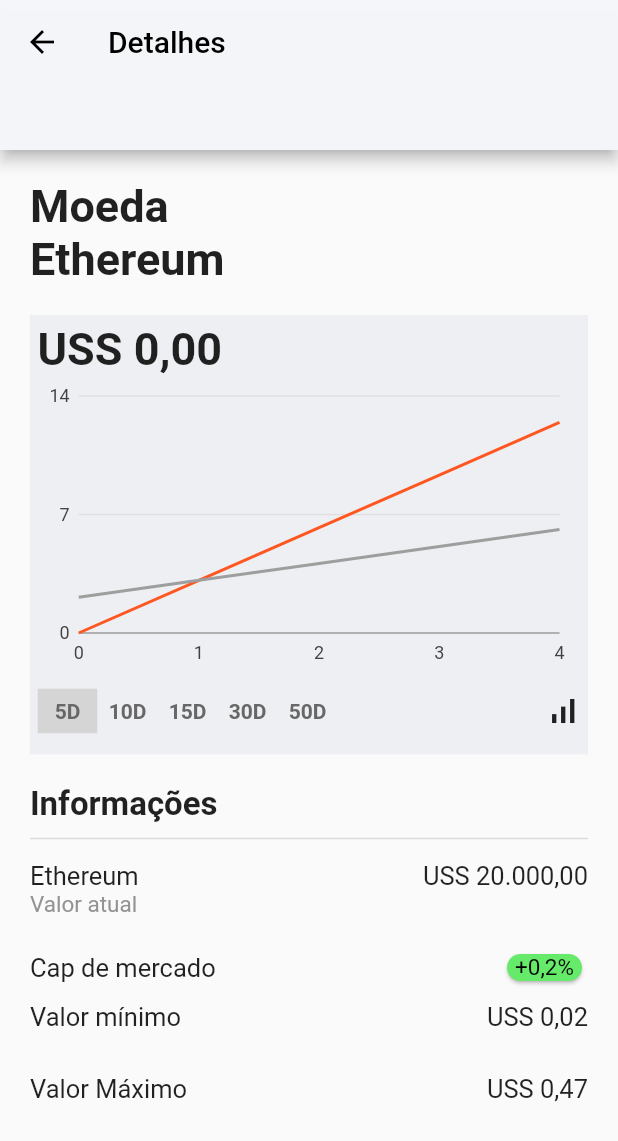
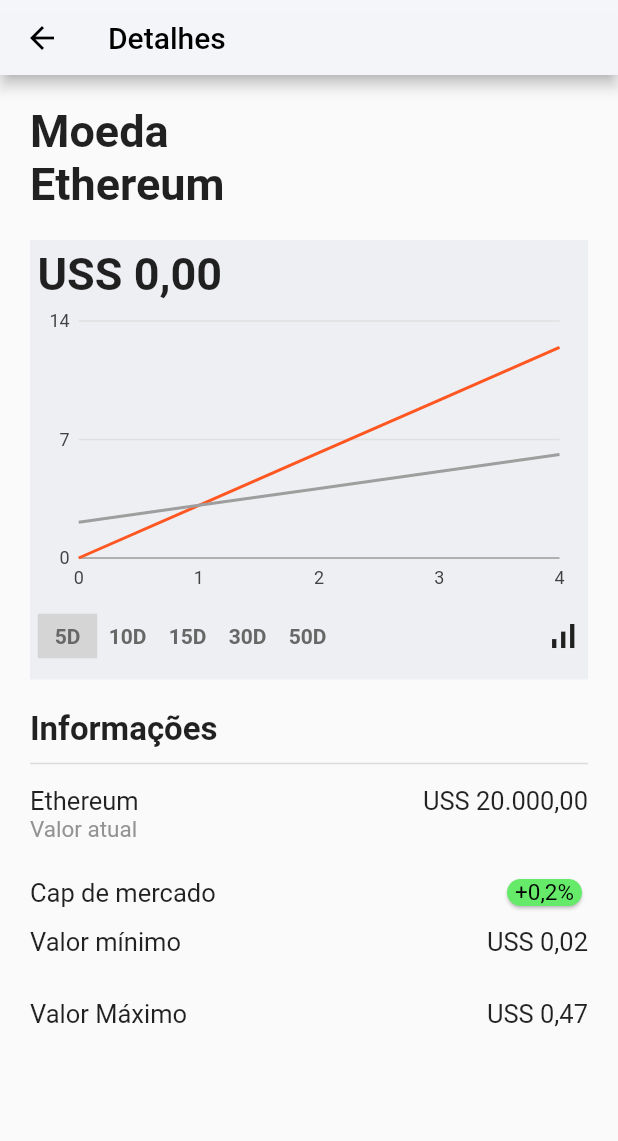
Before and after one commit to dannestulla/FlutterEverest, a Flutter app: the screen it shows after launch, after a tap on "ETH", on a phone screen of 412 x 824 dp. Shown: the top 1141 px of the screen. Run offline on Flutter 3.47's test engine with Material 2 defaults, Android fonts, the phone set to English and light mode, and no system bars; our stand-ins replace charts_flutter, flutter_riverpod.

Commit message:
fix: appbar size fix

```diff
--- a/lib/screen_components/app_bar.dart
+++ b/lib/screen_components/app_bar.dart
@@ -1,5 +1,4 @@
 import 'package:flutter/material.dart';
-
 import '../utils/strings.dart';
 
 class CustomAppBar extends StatelessWidget with PreferredSizeWidget {
@@ -19,5 +18,5 @@ class CustomAppBar extends StatelessWidget with PreferredSizeWidget {
   }
 
   @override
-  Size get preferredSize => const Size.fromHeight(100);
+  Size get preferredSize => const Size.fromHeight(50);
 }
--- a/lib/screen_components/bottom_navigation.dart
+++ b/lib/screen_components/bottom_navigation.dart
@@ -1,5 +1,4 @@
 import 'package:flutter/material.dart';
-
 import '../utils/strings.dart';
 
 class CustomBottomNavigation extends StatelessWidget {
--- a/lib/screen_components/details_row.dart
+++ b/lib/screen_components/details_row.dart
@@ -41,7 +41,7 @@ class DetailsRowPercent extends StatelessWidget {
     return Padding(
       padding: const EdgeInsets.symmetric(vertical: 5),
       child: Row(children: [
-        Text(title ?? "", style: CustomTextStyle.rowText),
+        Text(title, style: CustomTextStyle.rowText),
         const Spacer(),
         PercentageIndicator(percentage: percentage)
       ]),
```
